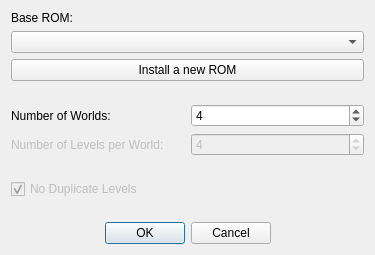
Old version of the form SMB1/SMB1_Compliance_To_SMB1/Configure_Base_Form.ui in the repository Coolcord/Level-Headed.
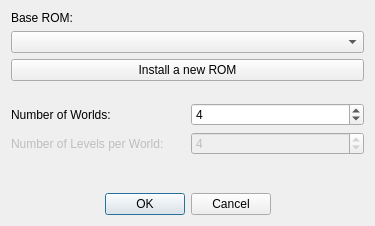
New version of the form.

Commit message: Removed the option for duplicate levels

What changed in the file:
```diff
--- a/SMB1/SMB1_Compliance_To_SMB1/Configure_Base_Form.ui
+++ b/SMB1/SMB1_Compliance_To_SMB1/Configure_Base_Form.ui
@@ -7,7 +7,7 @@
     <x>0</x>
     <y>0</y>
     <width>375</width>
-    <height>255</height>
+    <height>226</height>
    </rect>
   </property>
   <property name="windowTitle">
@@ -119,19 +119,6 @@
      </property>
     </spacer>
    </item>
-   <item>
-    <widget class="QCheckBox" name="cbDuplicateLevels">
-     <property name="enabled">
-      <bool>false</bool>
-     </property>
-     <property name="text">
-      <string>No Duplicate Levels</string>
-     </property>
-     <property name="checked">
-      <bool>true</bool>
-     </property>
-    </widget>
-   </item>
    <item>
     <spacer name="verticalSpacer_3">
      <property name="orientation">
```
The commit also changes 5 other files.
